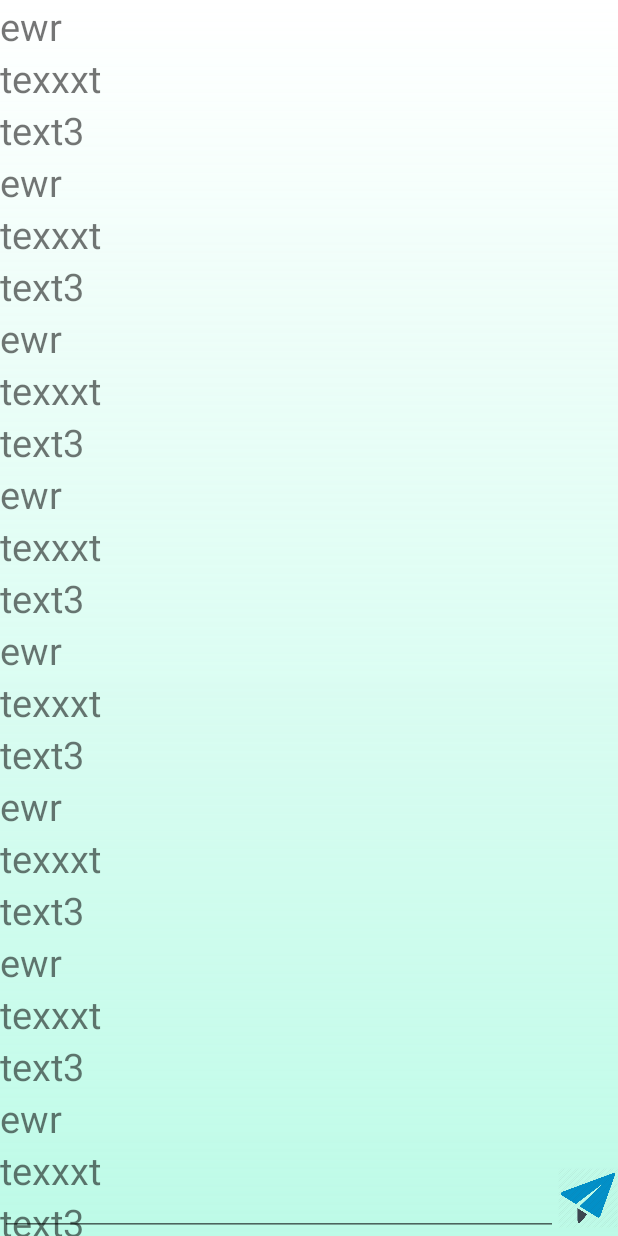
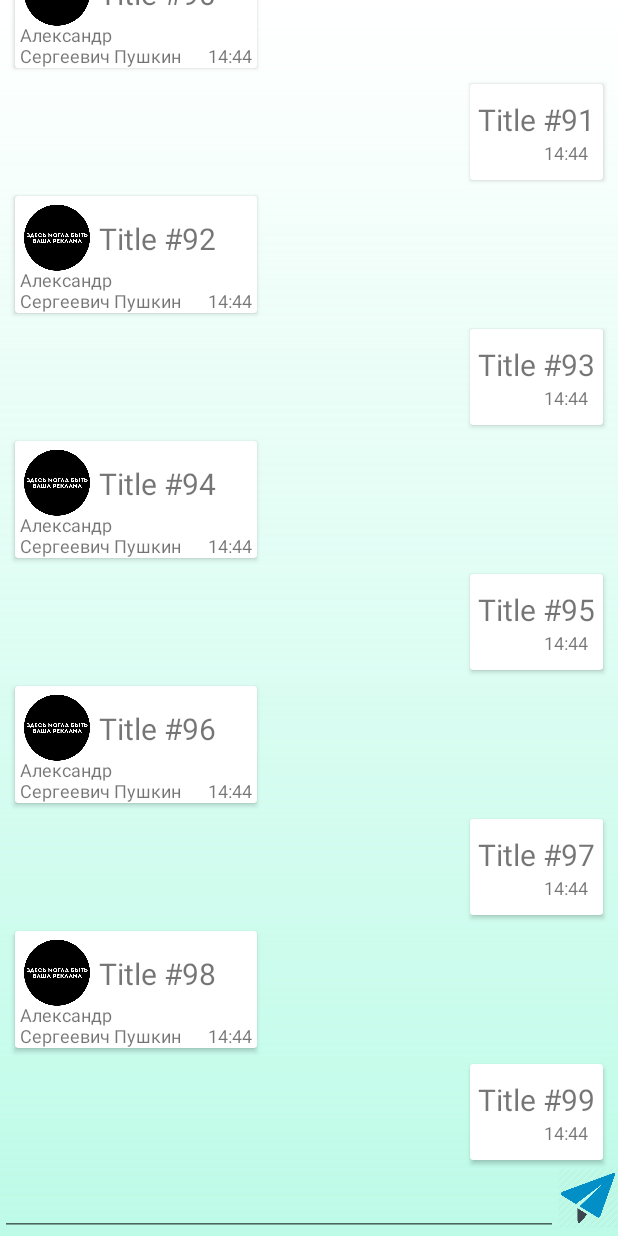
Before and after one commit to KJEITA/BonchDevMessenger, an Android app: the fragment ChatFragmenst shown on its own in the app's theme, on a phone screen of 412 x 824 dp. Run offline under Robolectric (Android 15) with nearby library versions, the phone set to English and light mode, and no system bars.

Commit message:
message recycler 1.0

```diff
--- a/app/src/main/java/bonch/dev/school/UI/activities/MainAppActivity.kt
+++ b/app/src/main/java/bonch/dev/school/UI/activities/MainAppActivity.kt
@@ -2,7 +2,6 @@ package bonch.dev.school.UI.activities
 
 import androidx.appcompat.app.AppCompatActivity
 import android.os.Bundle
-import android.view.Menu
 import android.view.View
 import androidx.appcompat.widget.Toolbar
 import androidx.drawerlayout.widget.DrawerLayout
@@ -11,14 +10,15 @@ import androidx.navigation.ui.AppBarConfiguration
 import androidx.navigation.ui.navigateUp
 import androidx.navigation.ui.setupActionBarWithNavController
 import androidx.navigation.ui.setupWithNavController
+import androidx.recyclerview.widget.RecyclerView
 import bonch.dev.school.R
-import bonch.dev.school.UI.fragments.ChatFragmenst
 import bonch.dev.school.UI.fragments.PasswordFragment
-import bonch.dev.school.UI.fragments.ProfileFragment
 import com.google.android.material.navigation.NavigationView
 
 class MainAppActivity : AppCompatActivity() {
     private lateinit var appBarConfiguration: AppBarConfiguration
+
+    private lateinit var MessageRecyclerView: RecyclerView
 
     override fun onCreate(savedInstanceState: Bundle?) {
         super.onCreate(savedInstanceState)
@@ -53,4 +53,6 @@ class MainAppActivity : AppCompatActivity() {
     fun changePassword(view: View) {
         PasswordFragment().show(supportFragmentManager, "change_pswrd")
     }
+
+
 }
--- a/app/src/main/java/bonch/dev/school/UI/activities/SignInActivity.kt
+++ b/app/src/main/java/bonch/dev/school/UI/activities/SignInActivity.kt
@@ -5,7 +5,6 @@ import androidx.appcompat.app.AppCompatActivity
 import android.os.Bundle
 import android.view.View
 import bonch.dev.school.R
-import bonch.dev.school.UI.fragments.ChatFragmenst
 
 class SignInActivity : AppCompatActivity() {
 
--- a/app/src/main/java/bonch/dev/school/UI/fragments/ChatFragmenst.kt
+++ b/app/src/main/java/bonch/dev/school/UI/fragments/ChatFragmenst.kt
@@ -1,32 +1,69 @@
 package bonch.dev.school.UI.fragments
 
 import android.os.Bundle
-import android.os.Message
 import android.view.LayoutInflater
 import android.view.View
 import android.view.ViewGroup
+import android.widget.Button
+import android.widget.TextView
+import android.widget.Toast
 import androidx.fragment.app.Fragment
 import androidx.recyclerview.widget.LinearLayoutManager
 import androidx.recyclerview.widget.RecyclerView
-import bonch.dev.school.R
-import bonch.dev.school.ui.message_recycler_items
+import bonch.dev.school.Models.MessageLab
+import bonch.dev.school.UI.Message_recycler_items
+import java.util.*
+
 
 class ChatFragmenst : Fragment() {
 
     private lateinit var MessageRecyclerView: RecyclerView
+    lateinit var messageRecyclerItems: Message_recycler_items
 
     override fun onCreateView(
         inflater: LayoutInflater,
         container: ViewGroup?,
         savedInstanceState: Bundle?
     ): View? {
-        val view = inflater.inflate(R.layout.fragment_chat, container, false)
+        val view = inflater.inflate(bonch.dev.school.R.layout.fragment_chat, container, false)
 
-        MessageRecyclerView = view.findViewById(R.id.message_recycler_view)
-        MessageRecyclerView.layoutManager = LinearLayoutManager(container!!.context)
+        MessageRecyclerView = view.findViewById(bonch.dev.school.R.id.message_recycler_view)
 
-        MessageRecyclerView.adapter = message_recycler_items()
+        val linearLayoutManager = LinearLayoutManager(container!!.context)
+        linearLayoutManager.stackFromEnd = true
+        MessageRecyclerView.layoutManager = linearLayoutManager
 
+        messageRecyclerItems = Message_recycler_items()
+
+        MessageRecyclerView.adapter = messageRecyclerItems
+
+        val btn = view.findViewById<Button>(bonch.dev.school.R.id.send_message_button)
+        btn.setOnClickListener {
+            sendMessage(view)
+        }
         return view
     }
+
+    fun sendMessage(view: View) {
+
+        val text_et = view.findViewById<TextView>(bonch.dev.school.R.id.message_et)
+
+        if (!text_et.text.toString().contentEquals("")) {
+
+            var mess = bonch.dev.school.Models.Message(
+                102,
+                text_et.text.toString(),
+                Calendar.getInstance().time,
+                true
+            )
+            text_et.text = ""
+            messageRecyclerItems.refreshData(mess)
+
+            MessageRecyclerView.adapter!!.notifyDataSetChanged()
+
+            MessageRecyclerView.scrollToPosition(messageRecyclerItems.messageList.size - 1)
+            //Toast.makeText(context, MessageLab().messageList.size.toString(), Toast.LENGTH_SHORT).show()
+        }
+    }
+
 }
--- a/app/src/main/java/bonch/dev/school/UI/fragments/PasswordFragment.kt
+++ b/app/src/main/java/bonch/dev/school/UI/fragments/PasswordFragment.kt
@@ -5,7 +5,6 @@ import android.view.ViewGroup
 import android.view.LayoutInflater
 import android.view.View
 import android.widget.Button
-import android.widget.Toast
 import androidx.fragment.app.DialogFragment
 import bonch.dev.school.R
 
--- a/app/src/main/java/bonch/dev/school/UI/message_recycler_items.kt
+++ b/app/src/main/java/bonch/dev/school/UI/message_recycler_items.kt
@@ -1,25 +1,69 @@
-package bonch.dev.school.ui
+package bonch.dev.school.UI
 
 import android.view.LayoutInflater
 import android.view.View
 import android.view.ViewGroup
+import android.widget.TextView
+import android.widget.Toast
 import androidx.recyclerview.widget.RecyclerView
+import bonch.dev.school.Models.Message
 import bonch.dev.school.Models.MessageLab
 import bonch.dev.school.R
 
-class message_recycler_items: RecyclerView.Adapter<message_recycler_items.MessageHolder>(){
+class Message_recycler_items : RecyclerView.Adapter<Message_recycler_items.MessageHolder>() {
 
-    val messageList = MessageLab().messageList
-    override fun onCreateViewHolder(parent: ViewGroup, viewType: Int): message_recycler_items.MessageHolder {
-        val view = LayoutInflater.from(parent.context).inflate(R.layout.message_item, parent,false)
 
-        return message_recycler_items.MessageHolder(view)
+
+    val messageLab = MessageLab()
+
+    var messageList = messageLab.messageList
+
+    override fun onCreateViewHolder(
+        parent: ViewGroup,
+        viewType: Int
+    ): MessageHolder {
+        var view: View
+
+        messageList = messageLab.messageList
+
+        if (viewType == 1)
+            view = LayoutInflater.from(parent.context)
+                .inflate(R.layout.other_message_item, parent, false)
+        else
+            view = LayoutInflater.from(parent.context)
+                .inflate(R.layout.user_message_item, parent, false)
+
+        return MessageHolder(view)
     }
 
-    override fun getItemCount(): Int = messageList.size
+    public fun refreshData(mess:Message) {
+
+
+        messageLab.messageList.add(mess)
+
+        messageList = messageLab.messageList
+    }
+
+    override fun getItemViewType(position: Int): Int {
+        if (messageList[position].isUser)
+            return 0
+        else
+            return 1
+    }
+
+    override fun getItemCount(): Int {
+        return messageList.size
+    }
 
     override fun onBindViewHolder(holder: MessageHolder, position: Int) {
+        holder.bind(position)
     }
 
-    class MessageHolder(view: View): RecyclerView.ViewHolder(view)
+    inner class MessageHolder(view: View) : RecyclerView.ViewHolder(view) {
+        fun bind(position: Int) {
+            val idTextView = itemView.findViewById<TextView>(R.id.text_message)
+            val t = messageList[position].messageText
+            idTextView.text = t
+        }
+    }
 }
--- /dev/null
+++ b/app/src/main/res/drawable/style_user_message.xml
@@ -0,0 +1,10 @@
+<?xml version="1.0" encoding="utf-8"?>
+<selector xmlns:android="http://schemas.android.com/apk/res/android">
+    <item>
+        <shape android:shape="rectangle">
+            <corners android:radius="19dp" />
+            <stroke android:width="2dip" android:color="#3F51B5" />
+            <solid android:color="#2196F3"/>
+        </shape>
+    </item>
+</selector>
--- a/app/src/main/res/layout/fragment_chat.xml
+++ b/app/src/main/res/layout/fragment_chat.xml
@@ -10,7 +10,12 @@
     <androidx.recyclerview.widget.RecyclerView
         android:id="@+id/message_recycler_view"
         android:layout_width="match_parent"
-        android:layout_height="match_parent">
+        android:layout_height="0dp"
+        app:layout_constraintBottom_toTopOf="@+id/message_et"
+        app:layout_constraintEnd_toEndOf="parent"
+        app:layout_constraintHorizontal_bias="1.0"
+        app:layout_constraintStart_toStartOf="parent"
+        app:layout_constraintTop_toTopOf="parent">
 
     </androidx.recyclerview.widget.RecyclerView>
 
--- a/app/src/main/res/layout/message_item.xml
+++ /dev/null
@@ -1,31 +0,0 @@
-<?xml version="1.0" encoding="utf-8"?>
-<LinearLayout xmlns:android="http://schemas.android.com/apk/res/android"
-    android:layout_width="match_parent"
-    android:layout_height="wrap_content"
-    xmlns:tools="http://schemas.android.com/tools"
-    android:orientation="vertical">
-
-    <TextView
-        android:id="@+id/id_text_view"
-        tools:text="Id #1"
-        android:layout_width="wrap_content"
-        android:layout_height="wrap_content"
-        android:text="ewr"
-        android:textSize="25dp"></TextView>
-
-    <TextView
-        android:id="@+id/title_text_view"
-        tools:text="text"
-        android:layout_width="wrap_content"
-        android:layout_height="wrap_content"
-        android:text="texxxt"
-        android:textSize="25dp"></TextView>
-
-    <TextView
-        android:id="@+id/description_text_view"
-        tools:text="Id #1"
-        android:layout_width="wrap_content"
-        android:layout_height="wrap_content"
-        android:text="text3"
-        android:textSize="25dp"></TextView>
-</LinearLayout>
--- /dev/null
+++ b/app/src/main/res/layout/other_message_item.xml
@@ -0,0 +1,78 @@
+<?xml version="1.0" encoding="utf-8"?>
+<FrameLayout xmlns:android="http://schemas.android.com/apk/res/android"
+    xmlns:app="http://schemas.android.com/apk/res-auto"
+    xmlns:tools="http://schemas.android.com/tools"
+    android:layout_width="match_parent"
+    android:layout_height="wrap_content"
+    android:orientation="vertical">
+
+    <androidx.cardview.widget.CardView
+        android:layout_width="wrap_content"
+        android:layout_height="match_parent"
+        android:layout_gravity="left"
+        android:layout_marginStart="10dp"
+        android:layout_marginTop="5dp"
+        android:layout_marginEnd="50dp"
+        android:layout_marginBottom="5dp"
+
+
+        android:orientation="vertical">
+
+        <androidx.constraintlayout.widget.ConstraintLayout
+            android:layout_width="match_parent"
+            android:layout_height="match_parent"
+
+
+            android:orientation="vertical">
+
+            <TextView
+                android:id="@+id/text_message"
+                android:layout_width="match_parent"
+                android:layout_height="match_parent"
+                android:layout_marginStart="5dp"
+                android:layout_marginEnd="5dp"
+                android:inputType="textMultiLine"
+                android:minWidth="100dp"
+                android:text="100000000000000"
+                android:textSize="20dp"
+                app:layout_constraintBottom_toBottomOf="@+id/imageView2"
+                app:layout_constraintEnd_toEndOf="parent"
+                app:layout_constraintStart_toEndOf="@+id/imageView2"
+                app:layout_constraintTop_toTopOf="@+id/imageView2" />
+
+            <TextView
+                android:id="@+id/time_message"
+                android:layout_width="wrap_content"
+                android:layout_height="wrap_content"
+                android:layout_gravity="right"
+                android:layout_marginEnd="3dp"
+                android:text="14:44"
+                android:textSize="12dp"
+                app:layout_constraintBottom_toBottomOf="parent"
+                app:layout_constraintEnd_toEndOf="parent" />
+
+            <TextView
+                android:id="@+id/name_user"
+                android:layout_width="wrap_content"
+                android:layout_height="wrap_content"
+                android:layout_marginStart="3dp"
+                android:layout_marginTop="5dp"
+                android:maxWidth="120dp"
+                android:text="Александр Сергеевич Пушкин"
+                android:textSize="12dp"
+                app:layout_constraintStart_toStartOf="parent"
+                app:layout_constraintTop_toBottomOf="@+id/text_message" />
+
+            <ImageView
+                android:id="@+id/imageView2"
+                android:layout_width="45dp"
+                android:layout_height="45dp"
+                android:layout_marginStart="5dp"
+                android:layout_marginTop="5dp"
+                android:src="@drawable/your_add"
+                app:layout_constraintStart_toStartOf="parent"
+                app:layout_constraintTop_toTopOf="parent" />
+        </androidx.constraintlayout.widget.ConstraintLayout>
+
+    </androidx.cardview.widget.CardView>
+</FrameLayout>
--- /dev/null
+++ b/app/src/main/res/layout/user_message_item.xml
@@ -0,0 +1,48 @@
+<?xml version="1.0" encoding="utf-8"?>
+<FrameLayout xmlns:android="http://schemas.android.com/apk/res/android"
+    android:layout_width="match_parent"
+    android:layout_height="wrap_content"
+    android:orientation="vertical">
+
+    <androidx.cardview.widget.CardView xmlns:tools="http://schemas.android.com/tools"
+        android:layout_width="wrap_content"
+        android:layout_height="wrap_content"
+        android:layout_gravity="right"
+        android:layout_marginStart="50dp"
+        android:layout_marginTop="5dp"
+        android:layout_marginEnd="10dp"
+        android:layout_marginBottom="5dp"
+
+        android:orientation="vertical">
+
+        <LinearLayout
+            android:layout_width="match_parent"
+            android:layout_height="wrap_content"
+
+            android:orientation="vertical">
+
+            <TextView
+                android:id="@+id/text_message"
+                android:layout_width="wrap_content"
+                android:layout_height="wrap_content"
+                android:layout_marginTop="10dp"
+                android:layout_marginStart="5dp"
+                android:layout_marginEnd="5dp"
+                android:inputType="textMultiLine"
+                android:minWidth="60dp"
+                android:text="Хочу чаю"
+                android:textSize="20dp" />
+
+            <TextView
+                android:id="@+id/time_message"
+                android:layout_width="wrap_content"
+                android:layout_height="wrap_content"
+                android:layout_gravity="right"
+                android:layout_marginEnd="10dp"
+                android:layout_marginBottom="10dp"
+                android:text="14:44"
+                android:textSize="12dp" />
+        </LinearLayout>
+
+    </androidx.cardview.widget.CardView>
+</FrameLayout>
```
Also changed, not shown: app/src/main/java/bonch/dev/school/Models/Message.kt (+9 -4 lines), app/src/main/res/drawable/your_add.png (added).
